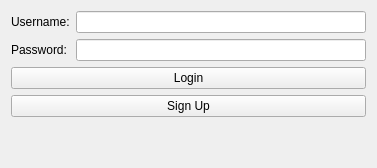
The window that designer/Ui_LoginForm.ui (psuong/P2PBooks) describes before a commit, drawn with Qt 5.
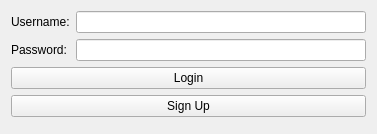
The same window after the commit.

The edit to the form file:
```diff
--- a/designer/Ui_LoginForm.ui
+++ b/designer/Ui_LoginForm.ui
@@ -7,7 +7,7 @@
     <x>0</x>
     <y>0</y>
     <width>377</width>
-    <height>168</height>
+    <height>134</height>
    </rect>
   </property>
   <property name="windowTitle">
```
